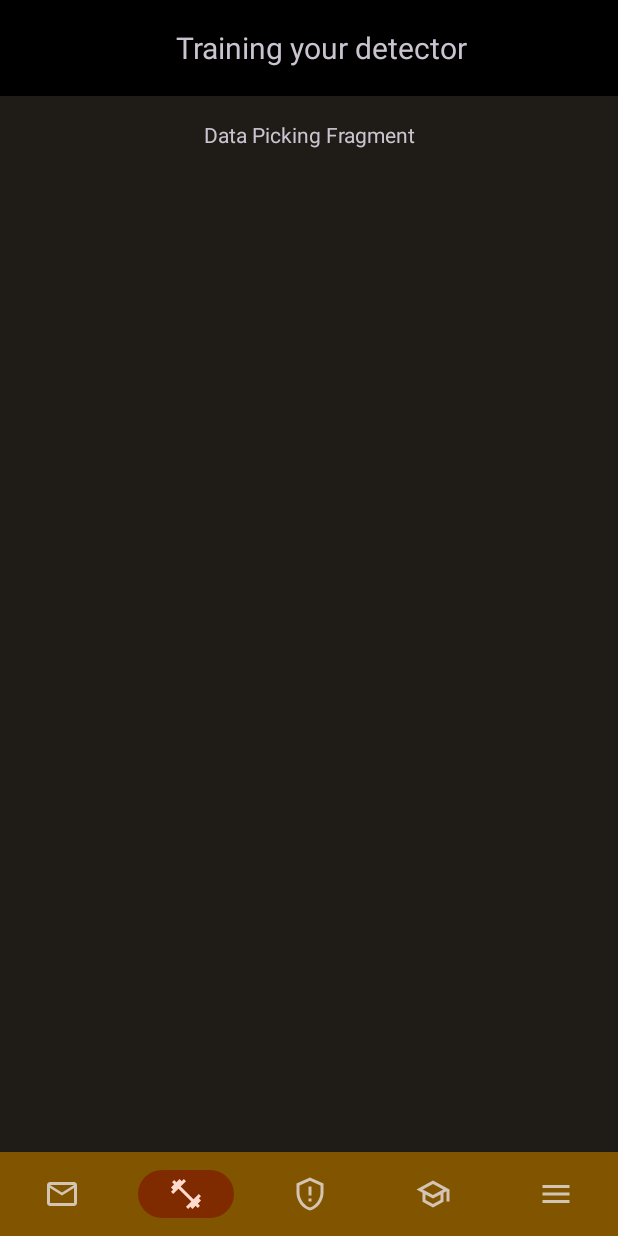
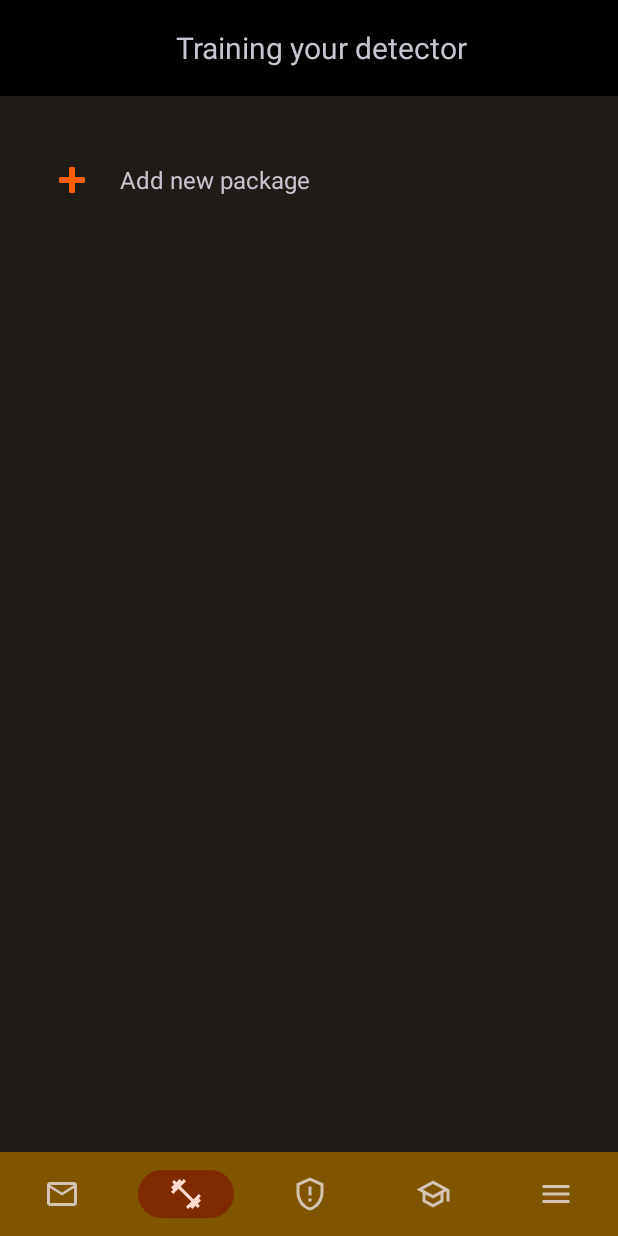
Before and after one commit to martinszuc/phishing-emails-detection, an Android app: the EmailsParentFragment screen opened through its navigation route, item 2 of the bottom bar chosen, on a phone screen of 412 x 824 dp. Run offline under Robolectric (Android 15) with nearby library versions, the phone set to English and light mode, and no system bars; our stand-ins replace Dagger/Hilt's generated code, Room's generated code, navigation-ui, paging; libraries missing offline, so code that uses them is left out: com.chaquo.python; 2 statements that could not run were skipped.

Commit message:
added: data picking fragment
added: model_train python files

Signed-off-by: Martin Szuc <matoszuc@gmail.com>

```diff
--- a/app/src/main/java/com/martinszuc/phishing_emails_detection/data/email_package/EmailPackageManager.kt
+++ b/app/src/main/java/com/martinszuc/phishing_emails_detection/data/email_package/EmailPackageManager.kt
@@ -34,7 +34,7 @@ class EmailPackageManager @Inject constructor(
         // Return the file path
         return file.absolutePath
     }
-    suspend fun createAndSaveEmailPackageFromMbox(uri: Uri, isPhishy: Boolean, packageName: String): String? {
+    suspend fun createAndSaveEmailPackageFromMbox(uri: Uri, isPhishy: Boolean, packageName: String): Boolean? {
         val currentTimeFormatted = StringUtils.formatTimestampForFilename(System.currentTimeMillis())
         val filename = "${packageName}_${currentTimeFormatted}_${if (isPhishy) "phishy" else "safe"}.mbox"
 
@@ -58,7 +58,7 @@ class EmailPackageManager @Inject constructor(
             packageManifestManager.addPackageToManifest(metadata)
 
             // Return the file path of the copied file
-            return copiedFile.absolutePath.toString()
+            return true
         } else {
             return null
         }
--- a/app/src/main/java/com/martinszuc/phishing_emails_detection/data/email_package/EmailPackageRepository.kt
+++ b/app/src/main/java/com/martinszuc/phishing_emails_detection/data/email_package/EmailPackageRepository.kt
@@ -38,7 +38,7 @@ class EmailPackageRepository @Inject constructor(
         fileRepository.deleteFile(Constants.DIR_EMAIL_PACKAGES, fileName)
     }
 
-    suspend fun createAndSaveEmailPackageFromMbox(uri: Uri, is_phishy: Boolean, packageName: String): String? {
+    suspend fun createAndSaveEmailPackageFromMbox(uri: Uri, is_phishy: Boolean, packageName: String): Boolean? {
         return emailPackageManager.createAndSaveEmailPackageFromMbox(uri, is_phishy, packageName)
     }
 
--- a/app/src/main/java/com/martinszuc/phishing_emails_detection/data/file/FileRepository.kt
+++ b/app/src/main/java/com/martinszuc/phishing_emails_detection/data/file/FileRepository.kt
@@ -53,4 +53,8 @@ class FileRepository @Inject constructor(private val fileManager: FileManager) {
     fun countEmailsInMbox(file: File): Int {
         return fileManager.countEmailsInMbox(file)
     }
+    fun getFilePath(directoryName: String, fileName: String): String? {
+        val file = loadFileFromDirectory(directoryName, fileName)
+        return file?.absolutePath
+    }
 }
--- a/app/src/main/java/com/martinszuc/phishing_emails_detection/ui/component/data_picking/DataPickingFragment.kt
+++ b/app/src/main/java/com/martinszuc/phishing_emails_detection/ui/component/data_picking/DataPickingFragment.kt
@@ -1,11 +1,20 @@
 package com.martinszuc.phishing_emails_detection.ui.component.data_picking
 
+import android.R
 import android.os.Bundle
 import android.view.LayoutInflater
 import android.view.View
 import android.view.ViewGroup
+import android.widget.AdapterView
+import android.widget.ArrayAdapter
 import androidx.fragment.app.Fragment
+import androidx.fragment.app.activityViewModels
+import androidx.fragment.app.viewModels
+import androidx.recyclerview.widget.LinearLayoutManager
+import com.martinszuc.phishing_emails_detection.data.email_package.entity.EmailPackageMetadata
 import com.martinszuc.phishing_emails_detection.databinding.FragmentMlDataPickingBinding
+import com.martinszuc.phishing_emails_detection.ui.component.data_picking.adapter.DataPickingSelectionAdapter
+import com.martinszuc.phishing_emails_detection.ui.shared_viewmodels.EmailPackageSharedViewModel
 import dagger.hilt.android.AndroidEntryPoint
 
 /**
@@ -17,11 +26,43 @@ class DataPickingFragment : Fragment() {
 
     private var _binding: FragmentMlDataPickingBinding? = null
     private val binding get() = _binding!!
+    private val emailPackageSharedViewModel: EmailPackageSharedViewModel by activityViewModels()
+    private val dataPickingViewModel: DataPickingViewModel by viewModels()
+
+    private lateinit var emailPackageSelectionAdapter: DataPickingSelectionAdapter
 
     override fun onCreateView(inflater: LayoutInflater, container: ViewGroup?, savedInstanceState: Bundle?): View {
         _binding = FragmentMlDataPickingBinding.inflate(inflater, container, false)
+        setupRecyclerView()
         return binding.root
     }
+
+    private fun setupRecyclerView() {
+        emailPackageSelectionAdapter = DataPickingSelectionAdapter(
+            onAddClicked = {
+                // Your logic for adding a new package
+            },
+            onPackageSelected = { emailPackage, isChecked ->
+                val packageName = emailPackage.packageName
+                dataPickingViewModel.togglePackageSelected(packageName)
+            }
+        )
+        binding.rvEmailPackages.layoutManager = LinearLayoutManager(context)
+        binding.rvEmailPackages.adapter = emailPackageSelectionAdapter
+    }
+
+    override fun onViewCreated(view: View, savedInstanceState: Bundle?) {
+        super.onViewCreated(view, savedInstanceState)
+        observeEmailPackages()
+        emailPackageSharedViewModel.loadEmailPackages()
+    }
+
+    private fun observeEmailPackages() {
+        emailPackageSharedViewModel.emailPackages.observe(viewLifecycleOwner) { packages ->
+            emailPackageSelectionAdapter.setItems(packages)
+        }
+    }
+
 
     override fun onDestroyView() {
         super.onDestroyView()
--- /dev/null
+++ b/app/src/main/java/com/martinszuc/phishing_emails_detection/ui/component/data_picking/adapter/DataPickingSelectionAdapter.kt
@@ -0,0 +1,60 @@
+package com.martinszuc.phishing_emails_detection.ui.component.data_picking.adapter
+
+import android.view.LayoutInflater
+import android.view.ViewGroup
+import androidx.recyclerview.widget.RecyclerView
+import com.martinszuc.phishing_emails_detection.databinding.ItemAddPackageBinding
+import com.martinszuc.phishing_emails_detection.databinding.ItemPackageEmailCheckboxBinding
+import com.martinszuc.phishing_emails_detection.data.email_package.entity.EmailPackageMetadata
+
+class DataPickingSelectionAdapter(
+    private val onAddClicked: () -> Unit,
+    private val onPackageSelected: (EmailPackageMetadata, Boolean) -> Unit
+) : RecyclerView.Adapter<RecyclerView.ViewHolder>() {
+
+    private var items: List<EmailPackageMetadata> = emptyList()
+
+    companion object {
+        private const val VIEW_TYPE_ADD = 0
+        private const val VIEW_TYPE_PACKAGE = 1
+    }
+
+    fun setItems(newItems: List<EmailPackageMetadata>) {
+        items = newItems
+        notifyDataSetChanged()
+    }
+
+    override fun getItemViewType(position: Int): Int = if (position == 0) VIEW_TYPE_ADD else VIEW_TYPE_PACKAGE
+
+    override fun onCreateViewHolder(parent: ViewGroup, viewType: Int): RecyclerView.ViewHolder {
+        return when (viewType) {
+            VIEW_TYPE_ADD -> AddViewHolder(ItemAddPackageBinding.inflate(LayoutInflater.from(parent.context), parent, false))
+            VIEW_TYPE_PACKAGE -> PackageViewHolder(ItemPackageEmailCheckboxBinding.inflate(LayoutInflater.from(parent.context), parent, false))
+            else -> throw IllegalArgumentException("Unknown view type: $viewType")
+        }
+    }
+
+    override fun onBindViewHolder(holder: RecyclerView.ViewHolder, position: Int) {
+        when (holder) {
+            is AddViewHolder -> holder.binding.root.setOnClickListener { onAddClicked() }
+            is PackageViewHolder -> {
+                val item = items[position - 1] // Adjust position for add item
+                with(holder.binding) {
+                    tvPackageName.text = item.packageName
+                    tvIsPhishy.text = if (item.isPhishy) "Phishy" else "Safe"
+                    checkBoxSelect.setOnCheckedChangeListener(null) // Clear existing listeners
+                    checkBoxSelect.isChecked = false // Reset the checkbox state
+                    checkBoxSelect.setOnCheckedChangeListener { _, isChecked ->
+                        onPackageSelected(item, isChecked)
+                    }
+                }
+            }
+        }
+    }
+
+    override fun getItemCount(): Int = items.size + 1 // Include add item
+
+    class AddViewHolder(val binding: ItemAddPackageBinding) : RecyclerView.ViewHolder(binding.root)
+
+    class PackageViewHolder(val binding: ItemPackageEmailCheckboxBinding) : RecyclerView.ViewHolder(binding.root)
+}
--- a/app/src/main/java/com/martinszuc/phishing_emails_detection/ui/component/emails/emails_detector/EmailPackageItem.kt
+++ /dev/null
@@ -1,6 +0,0 @@
-package com.martinszuc.phishing_emails_detection.ui.component.emails.emails_detector
-
-sealed class EmailPackageItem {
-    data class EmailPackage(val id: Int, val packageName: String, val isPhishy: Boolean, val creationDate: Long) : EmailPackageItem()
-    object AddNewItem : EmailPackageItem()
-}
--- a/app/src/main/java/com/martinszuc/phishing_emails_detection/ui/component/emails/emails_detector/EmailsPackageManagerFragment.kt
+++ b/app/src/main/java/com/martinszuc/phishing_emails_detection/ui/component/emails/emails_package_manager/EmailsPackageManagerFragment.kt
@@ -1,4 +1,4 @@
-package com.martinszuc.phishing_emails_detection.ui.component.emails.emails_detector
+package com.martinszuc.phishing_emails_detection.ui.component.emails.emails_package_manager
 
 import android.app.Activity
 import android.app.AlertDialog
@@ -24,8 +24,8 @@ import com.google.android.material.floatingactionbutton.FloatingActionButton
 import com.martinszuc.phishing_emails_detection.R
 import com.martinszuc.phishing_emails_detection.data.data_class.PhishyDialogResult
 import com.martinszuc.phishing_emails_detection.databinding.FragmentEmailPackageManagerBinding
-import com.martinszuc.phishing_emails_detection.ui.component.emails.emails_detector.adapter.EmailPackageAdapter
-import com.martinszuc.phishing_emails_detection.ui.shared_viewmodels.emails.EmailPackageSharedViewModel
+import com.martinszuc.phishing_emails_detection.ui.component.emails.emails_package_manager.adapter.EmailPackageAdapter
+import com.martinszuc.phishing_emails_detection.ui.shared_viewmodels.EmailPackageSharedViewModel
 import com.martinszuc.phishing_emails_detection.ui.shared_viewmodels.emails.EmailParentSharedViewModel
 import dagger.hilt.android.AndroidEntryPoint
 import kotlinx.coroutines.launch
--- a/app/src/main/java/com/martinszuc/phishing_emails_detection/ui/component/emails/emails_detector/adapter/EmailPackageAdapter.kt
+++ b/app/src/main/java/com/martinszuc/phishing_emails_detection/ui/component/emails/emails_package_manager/adapter/EmailPackageAdapter.kt
@@ -1,4 +1,4 @@
-package com.martinszuc.phishing_emails_detection.ui.component.emails.emails_detector.adapter
+package com.martinszuc.phishing_emails_detection.ui.component.emails.emails_package_manager.adapter
 
 import android.view.LayoutInflater
 import android.view.View
--- a/app/src/main/java/com/martinszuc/phishing_emails_detection/ui/component/emails/emails_parent/adapter/EmailsPagerAdapter.kt
+++ b/app/src/main/java/com/martinszuc/phishing_emails_detection/ui/component/emails/emails_parent/adapter/EmailsPagerAdapter.kt
@@ -2,7 +2,7 @@ package com.martinszuc.phishing_emails_detection.ui.component.emails.emails_pare
 
 import androidx.fragment.app.Fragment
 import androidx.viewpager2.adapter.FragmentStateAdapter
-import com.martinszuc.phishing_emails_detection.ui.component.emails.emails_detector.EmailsPackageManagerFragment
+import com.martinszuc.phishing_emails_detection.ui.component.emails.emails_package_manager.EmailsPackageManagerFragment
 import com.martinszuc.phishing_emails_detection.ui.component.emails.emails_import.EmailsImportFragment
 import com.martinszuc.phishing_emails_detection.ui.component.emails.emails_saved.EmailsSavedFragment
 
--- /dev/null
+++ b/app/src/main/java/com/martinszuc/phishing_emails_detection/ui/shared_viewmodels/EmailPackageSharedViewModel.kt
@@ -0,0 +1,58 @@
+package com.martinszuc.phishing_emails_detection.ui.shared_viewmodels
+
+import androidx.lifecycle.LiveData
+import androidx.lifecycle.MutableLiveData
+import androidx.lifecycle.ViewModel
+import androidx.lifecycle.viewModelScope
+import com.martinszuc.phishing_emails_detection.data.email_package.EmailPackageRepository
+import com.martinszuc.phishing_emails_detection.data.email_package.entity.EmailPackageMetadata
+import com.martinszuc.phishing_emails_detection.data.file.FileRepository
+import com.martinszuc.phishing_emails_detection.utils.Constants
+import dagger.hilt.android.lifecycle.HiltViewModel
+import kotlinx.coroutines.launch
+import javax.inject.Inject
+
+@HiltViewModel
+class EmailPackageSharedViewModel @Inject constructor(
+    private val emailPackageRepository: EmailPackageRepository,
+    private val fileRepository: FileRepository
+) : ViewModel() {
+
+    private val _emailPackages = MutableLiveData<List<EmailPackageMetadata>>()
+    val emailPackages: LiveData<List<EmailPackageMetadata>> = _emailPackages
+
+    init {
+        loadEmailPackages()
+    }
+
+    fun loadEmailPackages() {
+        viewModelScope.launch {
+            val packages = emailPackageRepository.loadEmailPackagesMetadata()
+            _emailPackages.postValue(packages)
+        }
+    }
+
+    fun getPackageFilePathsByNames(packageNames: List<String>): LiveData<List<String>> {
+        val filePathsLiveData = MutableLiveData<List<String>>()
+
+        viewModelScope.launch {
+            // Fetch all available package metadata
+            val allPackages = emailPackageRepository.loadEmailPackagesMetadata()
+
+            // Filter packages whose names are in the provided list
+            val selectedPackages = allPackages.filter { it.packageName in packageNames }
+
+            // Resolve each selected package's file name to a file path
+            val filePaths = selectedPackages.mapNotNull { packageMeta ->
+                // Assuming you have a method in FileRepository to get the actual file path
+                fileRepository.getFilePath(Constants.DIR_EMAIL_PACKAGES, packageMeta.fileName)
+            }
+
+            // Post the list of file paths to the LiveData object
+            filePathsLiveData.postValue(filePaths)
+        }
+
+        return filePathsLiveData
+    }
+
+}
--- /dev/null
+++ b/app/src/main/res/drawable/ic_box_package.xml
@@ -0,0 +1,9 @@
+<vector xmlns:android="http://schemas.android.com/apk/res/android"
+    android:width="122.88dp"
+    android:height="114.5dp"
+    android:viewportWidth="122.88"
+    android:viewportHeight="114.5">
+  <path
+      android:fillColor="#FF000000"
+      android:pathData="M118.66,9.63c0.67,-0.13 1.37,0 1.95,0.35c0.99,0.41 1.69,1.38 1.69,2.52l0.57,79.58c0.05,0.98 -0.43,1.95 -1.33,2.48l-32.5,19.39c-0.46,0.35 -1.03,0.55 -1.65,0.55c-0.15,0 -0.3,-0.01 -0.44,-0.04l-84.34,-9.38C1.16,105.02 0,103.82 0,102.35V21.42h0c-0.03,-1.08 0.58,-2.13 1.64,-2.59l42.31,-18.6l0,0c0.44,-0.2 0.94,-0.28 1.46,-0.21L118.66,9.63L118.66,9.63zM90.14,33.86v73.06l27.26,-16.26l-0.53,-73.65L90.14,33.86L90.14,33.86zM84.65,108.69V34.63l-35.97,-4.59L47.5,64.41l-12.63,-8.6l-12.63,7.14L24.85,27L5.49,24.53v75.37L84.65,108.69L84.65,108.69zM78.96,9.94L52.43,25l34.51,4.4l24.19,-15.24L78.96,9.94L78.96,9.94zM28.23,21.91L53.95,6.66l-8.48,-1.11L12.74,19.94L28.23,21.91L28.23,21.91z"/>
+</vector>
--- a/app/src/main/res/layout/fragment_ml_data_picking.xml
+++ b/app/src/main/res/layout/fragment_ml_data_picking.xml
@@ -3,9 +3,10 @@
     android:layout_width="match_parent"
     android:layout_height="match_parent">
 
-    <TextView
+    <androidx.recyclerview.widget.RecyclerView
+        android:id="@+id/rvEmailPackages"
         android:layout_width="match_parent"
-        android:layout_height="wrap_content"
-        android:gravity="center"
-        android:text="@string/data_picking_fragment" />
+        android:layout_height="match_parent"
+        android:layout_marginTop="8dp" />
+
 </FrameLayout>
--- a/app/src/main/res/navigation/nav_graph.xml
+++ b/app/src/main/res/navigation/nav_graph.xml
@@ -26,7 +26,7 @@
     <!-- Emails Detector Fragment -->
     <fragment
         android:id="@+id/EmailsDetectorFragment"
-        android:name="com.martinszuc.phishing_emails_detection.ui.component.emails.emails_detector.EmailsPackageManagerFragment"
+        android:name="com.martinszuc.phishing_emails_detection.ui.component.emails.emails_package_manager.EmailsPackageManagerFragment"
         android:label="@string/title_emails_detector"
         tools:layout="@layout/fragment_email_package_manager"/>
 
```
Also changed, not shown: app/src/main/java/com/martinszuc/phishing_emails_detection/ui/component/data_picking/DataPickingViewModel.kt (added, +25 -0 lines), app/src/main/java/com/martinszuc/phishing_emails_detection/ui/component/emails/emails_package_manager/EmailPackageManagerViewModel.kt (renamed from app/src/main/java/com/martinszuc/phishing_emails_detection/ui/component/emails/emails_detector/EmailPackageManagerViewModel.kt, +2 -6 lines), app/src/main/java/com/martinszuc/phishing_emails_detection/ui/shared_viewmodels/emails/EmailPackageSharedViewModel.kt (deleted, +0 -31 lines), app/src/main/java/com/martinszuc/phishing_emails_detection/utils/machine_learning/MachineLearningUtils.kt (+11 -0 lines), app/src/main/res/layout/item_package_email_checkbox.xml (added, +53 -0 lines), 2 other files.
